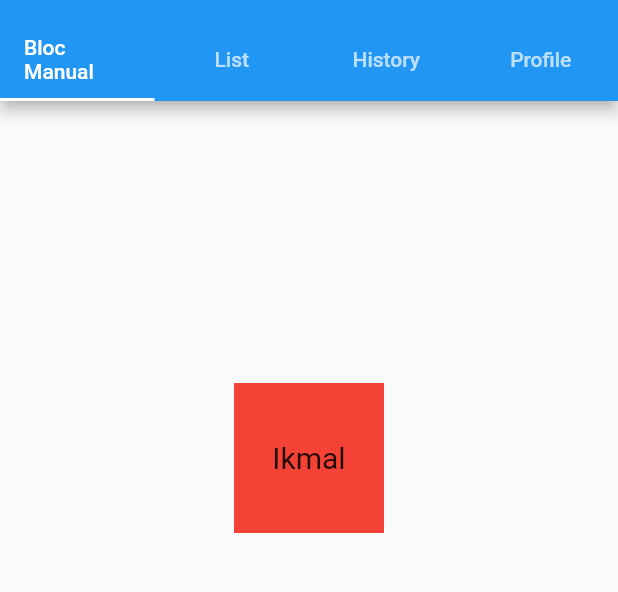
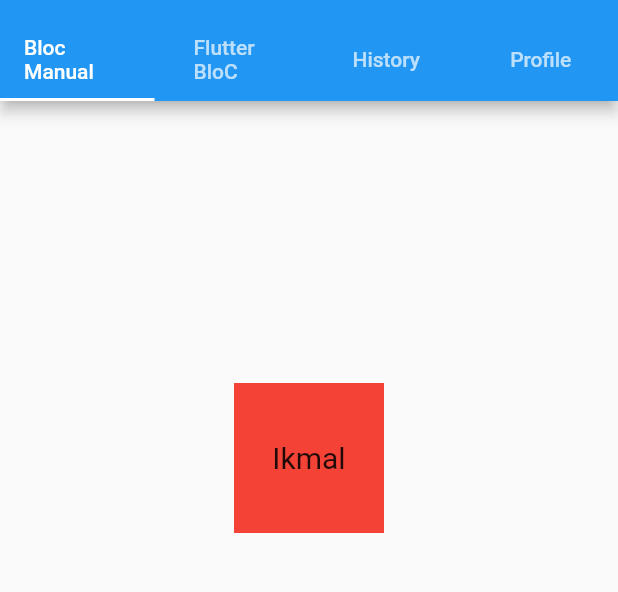
Before and after one commit to Elfeny7/Flutter_Journey, a Flutter app: the screen it shows after launch, on a phone screen of 412 x 824 dp, the part 55-647 px from its top. Run offline on Flutter 3.47's test engine with Material 2 defaults, Android fonts, the light colour scheme and no system bars.

Commit message:
fix small issues

```diff
--- a/tabbar_try/lib/bloc_manual/bloc_manual_main.dart
+++ b/tabbar_try/lib/bloc_manual/bloc_manual_main.dart
@@ -59,7 +59,7 @@ class _BlocManualMainState extends State<BlocManualMain> {
                   child: const Icon(Icons.science),
                   backgroundColor: Colors.lime,
                 ),
-                SizedBox(
+                const SizedBox(
                   width: 20,
                 ),
                 FloatingActionButton(
--- a/tabbar_try/lib/main.dart
+++ b/tabbar_try/lib/main.dart
@@ -1,4 +1,5 @@
 import 'package:flutter/material.dart';
+import 'package:tabbar_try/bloc/bloc_main.dart';
 import 'package:tabbar_try/bloc_manual/bloc_manual_main.dart';
 
 void main() {
@@ -24,7 +25,7 @@ class MainApp extends StatelessWidget {
                 ),
                 Padding(
                   padding: EdgeInsets.all(10.0),
-                  child: Text('List'),
+                  child: Text('Flutter BloC'),
                 ),
                 Padding(
                   padding: EdgeInsets.all(10.0),
@@ -37,13 +38,13 @@ class MainApp extends StatelessWidget {
               ],
             ),
           ),
-          body:TabBarView(
+          body: const TabBarView(
             children: [
               Center(
                 child: BlocManualMain(),
               ),
               Center(
-                child: Text('List Page'),
+                child: BlocMain(),
               ),
               Center(
                 child: Text('History Page'),
--- a/tabbar_try/pubspec.yaml
+++ b/tabbar_try/pubspec.yaml
@@ -7,8 +7,10 @@ environment:
   sdk: '>=3.0.6 <4.0.0'
 
 dependencies:
+  bloc: ^8.1.2
   flutter:
     sdk: flutter
+  flutter_bloc: ^8.1.3
 
 dev_dependencies:
   flutter_test:
```
Also changed, not shown: tabbar_try/lib/bloc/bloc_main.dart (added, +50 -0 lines), tabbar_try/lib/bloc/text_bloc.dart (added), tabbar_try/pubspec.lock.
